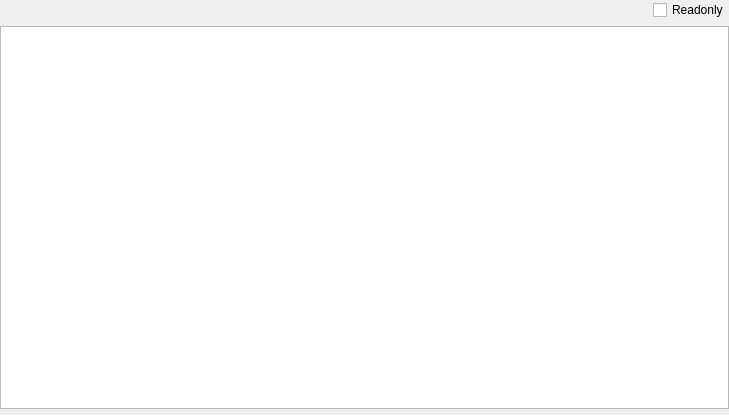
horsicq/FormatWidgets, file PE/pesectionheaderwidget.ui: the form before one commit.
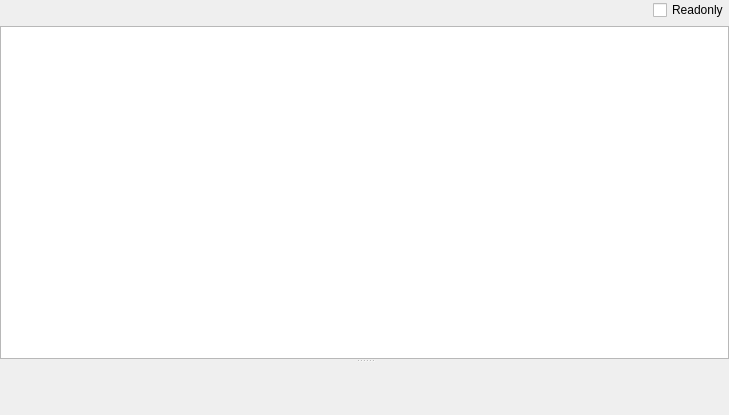
The form after the commit. Custom widgets are drawn as their Qt base class.

Diff of the .ui file:
```diff
--- a/PE/pesectionheaderwidget.ui
+++ b/PE/pesectionheaderwidget.ui
@@ -57,6 +57,10 @@
     </layout>
    </item>
    <item>
+    <widget class="QSplitter" name="splitter">
+     <property name="orientation">
+      <enum>Qt::Vertical</enum>
+     </property>
     <widget class="QTableWidget" name="tableWidget">
      <property name="contextMenuPolicy">
       <enum>Qt::CustomContextMenu</enum>
@@ -80,8 +84,6 @@
       <number>21</number>
      </attribute>
     </widget>
-   </item>
-   <item>
     <widget class="ToolsWidget" name="widgetHex" native="true">
      <property name="maximumSize">
       <size>
@@ -89,6 +91,7 @@
        <height>200</height>
       </size>
      </property>
+     </widget>
     </widget>
    </item>
   </layout>
```
Lines whose indentation alone changed are shown as unchanged.
